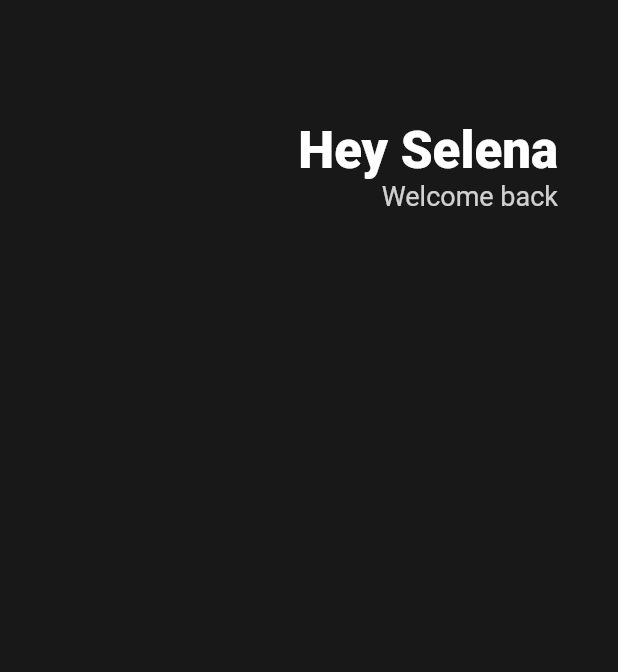
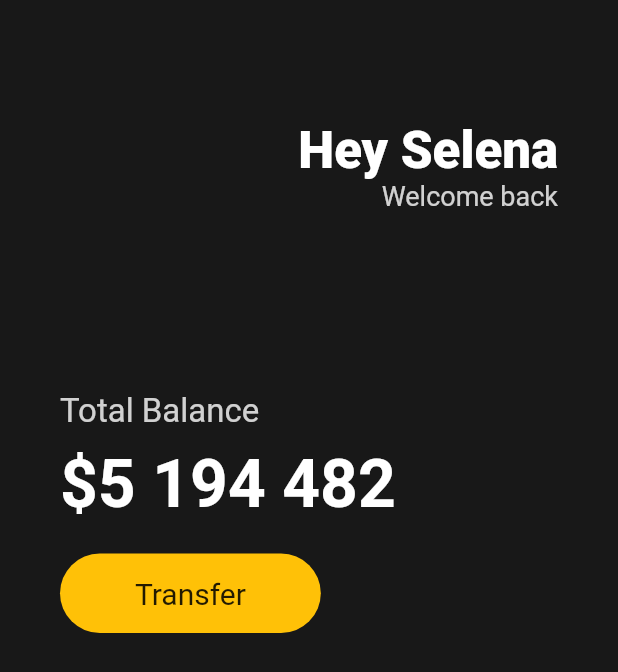
Before and after one commit to hgko1207/nomadcoders, a Flutter app: the screen it shows after launch, on a phone screen of 412 x 824 dp. Shown: the top 672 px of the screen. Run offline on Flutter 3.47's test engine with Material 2 defaults, Android fonts, the phone set to English and light mode, and no system bars.

Commit message:
Buttons Section

```diff
--- a/toonflix/lib/main.dart
+++ b/toonflix/lib/main.dart
@@ -13,10 +13,9 @@
           body: Padding(
             padding: EdgeInsets.symmetric(horizontal: 40),
             child: Column(
+              crossAxisAlignment: CrossAxisAlignment.start,
               children: [
-                SizedBox(
-                  height: 80,
-                ),
+                SizedBox(height: 80),
                 Row(
                   mainAxisAlignment: MainAxisAlignment.end,
                   children: [
@@ -41,6 +40,44 @@
                       ],
                     )
                   ],
+                ),
+                SizedBox(height: 120),
+                Text(
+                  'Total Balance',
+                  style: TextStyle(
+                      fontSize: 22, color: Colors.white.withOpacity(0.8)),
+                ),
+                SizedBox(height: 10),
+                Text(
+                  '\$5 194 482',
+                  style: TextStyle(
+                    fontSize: 44,
+                    fontWeight: FontWeight.w600,
+                    color: Colors.white,
+                  ),
+                ),
+                SizedBox(height: 20),
+                Row(
+                  children: [
+                    Container(
+                      decoration: BoxDecoration(
+                        color: Colors.amber,
+                        borderRadius: BorderRadius.circular(45),
+                      ),
+                      child: Padding(
+                        padding: EdgeInsets.symmetric(
+                          vertical: 15,
+                          horizontal: 50,
+                        ),
+                        child: Text(
+                          'Transfer',
+                          style: TextStyle(
+                            fontSize: 20,
+                          ),
+                        ),
+                      ),
+                    )
+                  ],
                 )
               ],
             ),
```
